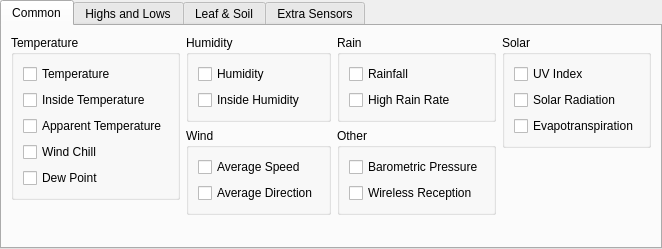
Above: desktop/columnpickerwidget.ui from davidrg/zxweather before the change. Below: the same form after it.
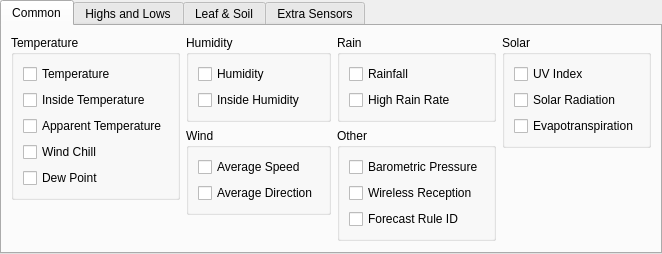
That is the form after the change.

```diff
--- a/desktop/columnpickerwidget.ui
+++ b/desktop/columnpickerwidget.ui
@@ -211,6 +211,13 @@
               </property>
              </widget>
             </item>
+            <item>
+             <widget class="QCheckBox" name="cbForecastRule">
+              <property name="text">
+               <string>Forecast Rule ID</string>
+              </property>
+             </widget>
+            </item>
            </layout>
           </widget>
          </item>
```
